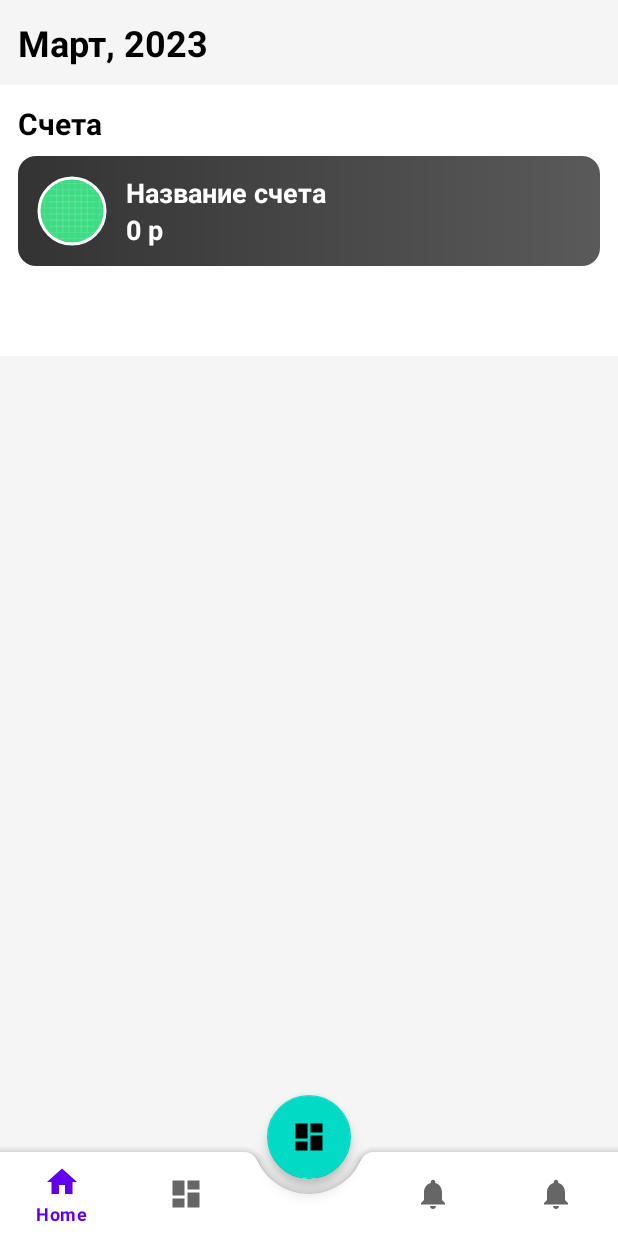
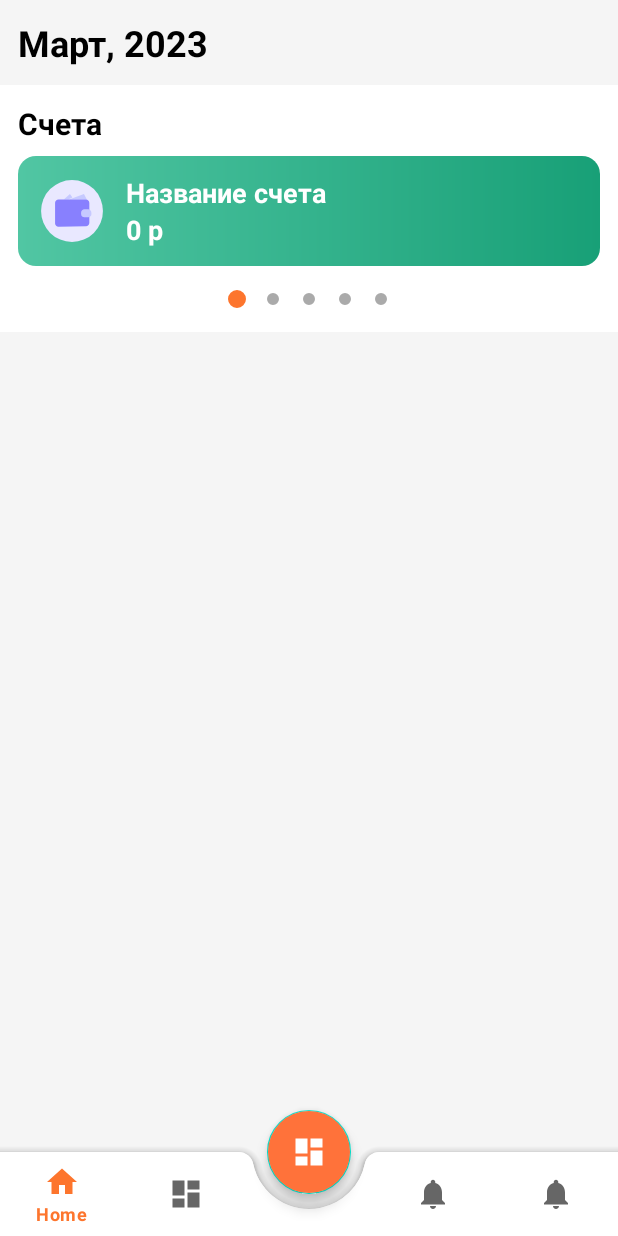
Before and after one commit to artemObrazumov/MoneySaver, an Android app: the screen it shows after launch (MainActivity), on a phone screen of 412 x 824 dp. Run offline under Robolectric (Android 15) with nearby library versions, the phone set to English and light mode, and no system bars; our stand-ins replace navigation-ui.

Commit message:
bill card design tweaks

```diff
--- a/app/src/main/java/com/borsch_team/moneysaver/ui/home/HomeFragment.kt
+++ b/app/src/main/java/com/borsch_team/moneysaver/ui/home/HomeFragment.kt
@@ -10,6 +10,8 @@ import androidx.lifecycle.ViewModelProvider
 import androidx.viewpager2.widget.MarginPageTransformer
 import com.borsch_team.moneysaver.databinding.FragmentHomeBinding
 import com.borsch_team.moneysaver.ui.adapter.BillsAdapter
+import com.google.android.material.tabs.TabLayout
+import com.google.android.material.tabs.TabLayoutMediator
 
 class HomeFragment : Fragment() {
 
@@ -25,8 +27,9 @@ class HomeFragment : Fragment() {
         viewModel = ViewModelProvider(this)[HomeViewModel::class.java]
         binding = FragmentHomeBinding.inflate(inflater, container, false)
         adapter = BillsAdapter(requireActivity())
-        binding.billsPager.setPageTransformer(MarginPageTransformer(80))
+        binding.billsPager.setPageTransformer(MarginPageTransformer(40))
         binding.billsPager.adapter = adapter
+        TabLayoutMediator(binding.tabDots, binding.billsPager, true) { _, _ -> }.attach()
         return binding.root
     }
 }
--- /dev/null
+++ b/app/src/main/res/drawable/baseline_add_circle_outline_24.xml
@@ -0,0 +1,5 @@
+<vector android:height="24dp" android:tint="#000000"
+    android:viewportHeight="24" android:viewportWidth="24"
+    android:width="24dp" xmlns:android="http://schemas.android.com/apk/res/android">
+    <path android:fillColor="@android:color/white" android:pathData="M13,7h-2v4L7,11v2h4v4h2v-4h4v-2h-4L13,7zM12,2C6.48,2 2,6.48 2,12s4.48,10 10,10 10,-4.48 10,-10S17.52,2 12,2zM12,20c-4.41,0 -8,-3.59 -8,-8s3.59,-8 8,-8 8,3.59 8,8 -3.59,8 -8,8z"/>
+</vector>
--- a/app/src/main/res/drawable/bill_background.xml
+++ b/app/src/main/res/drawable/bill_background.xml
@@ -1,7 +1,7 @@
 <?xml version="1.0" encoding="utf-8"?>
 <shape xmlns:android="http://schemas.android.com/apk/res/android"
     android:shape="rectangle">
-    <gradient android:startColor="@color/darkgray2"
-        android:endColor="@color/darkgray1"/>
+    <gradient android:startColor="@color/cardBlueDark"
+        android:endColor="@color/cardBlueLight"/>
     <corners android:radius="12dp"/>
 </shape>
--- a/app/src/main/res/drawable/default_dot.xml
+++ b/app/src/main/res/drawable/default_dot.xml
@@ -4,7 +4,7 @@
         <shape
             android:innerRadius="0dp"
             android:shape="ring"
-            android:thickness="8dp"
+            android:thickness="4dp"
             android:useLevel="false">
             <solid android:color="@android:color/darker_gray"/>
         </shape>
--- /dev/null
+++ b/app/src/main/res/drawable/ic_bag.xml
@@ -0,0 +1,7 @@
+<vector android:height="24dp" android:viewportHeight="1024"
+    android:viewportWidth="1024" android:width="24dp" xmlns:android="http://schemas.android.com/apk/res/android">
+    <path android:fillColor="#FFE8CD" android:pathData="M512,512m-480,0a480,480 0,1 0,960 0,480 480,0 1,0 -960,0Z"/>
+    <path android:fillColor="#FF9D1C" android:pathData="M224,364.8c0,-25.6 19.2,-44.8 51.2,-44.8h480c25.6,0 51.2,19.2 51.2,44.8v288c0,25.6 -19.2,44.8 -51.2,44.8H275.2c-25.6,0 -51.2,-19.2 -51.2,-44.8V364.8z"/>
+    <path android:fillColor="#FFCA83" android:pathData="M224,390.4h576v70.4h-576z"/>
+    <path android:fillColor="#FFFFFF" android:pathData="M633.6,608c0,-12.8 12.8,-25.6 25.6,-25.6h70.4c12.8,0 25.6,12.8 25.6,25.6v25.6c0,12.8 -12.8,25.6 -25.6,25.6h-70.4c-12.8,0 -25.6,-12.8 -25.6,-25.6v-25.6z"/>
+</vector>
--- /dev/null
+++ b/app/src/main/res/drawable/ic_card.xml
@@ -0,0 +1,7 @@
+<vector android:height="24dp" android:viewportHeight="1024"
+    android:viewportWidth="1024" android:width="24dp" xmlns:android="http://schemas.android.com/apk/res/android">
+    <path android:fillColor="#E9E8FF" android:pathData="M512,512m-480,0a480,480 0,1 0,960 0,480 480,0 1,0 -960,0Z"/>
+    <path android:fillColor="#C6C9FF" android:pathData="M467.2,332.8l230.4,-83.2 44.8,83.2zM384,332.8l96,-83.2 38.4,51.2 -64,32z"/>
+    <path android:fillColor="#8880FE" android:pathData="M300.8,755.2c-25.6,0 -51.2,-25.6 -51.2,-51.2V384c0,-25.6 25.6,-51.2 51.2,-51.2h428.8c25.6,0 51.2,25.6 51.2,51.2v313.6c0,25.6 -25.6,51.2 -51.2,51.2l-428.8,6.4z"/>
+    <path android:fillColor="#C6C9FF" android:pathData="M761.6,608H704c-25.6,0 -51.2,-19.2 -51.2,-51.2v-19.2c0,-25.6 25.6,-51.2 51.2,-51.2h57.6c25.6,0 51.2,19.2 51.2,51.2v25.6c0,25.6 -19.2,44.8 -51.2,44.8z"/>
+</vector>
--- a/app/src/main/res/drawable/selected_dot.xml
+++ b/app/src/main/res/drawable/selected_dot.xml
@@ -4,7 +4,7 @@
         <shape
             android:innerRadius="0dp"
             android:shape="ring"
-            android:thickness="8dp"
+            android:thickness="6dp"
             android:useLevel="false">
             <solid android:color="@color/purple_500"/>
         </shape>
--- a/app/src/main/res/layout/activity_main.xml
+++ b/app/src/main/res/layout/activity_main.xml
@@ -40,7 +40,6 @@
         android:layout_gravity="bottom"
         app:fabCradleMargin="10dp"
         app:fabCradleRoundedCornerRadius="10dp"
-        app:fabCradleVerticalOffset="10dp"
         app:contentInsetEnd="0dp"
         app:contentInsetStart="0dp">
 
@@ -61,6 +60,8 @@
         android:contentDescription="@string/app_name"
         android:src="@drawable/ic_dashboard_black_24dp"
         android:transitionName="transition_fab"
+        android:backgroundTint="@color/purple_200"
+        app:tint="@color/white"
         app:layout_anchor="@id/bottomAppBar" />
 
 </androidx.coordinatorlayout.widget.CoordinatorLayout>
--- a/app/src/main/res/layout/bill_item.xml
+++ b/app/src/main/res/layout/bill_item.xml
@@ -32,17 +32,14 @@
         app:layout_constraintStart_toEndOf="@+id/icon"
         app:layout_constraintTop_toBottomOf="@+id/title" />
 
-    <com.google.android.material.imageview.ShapeableImageView
+    <ImageView
         android:id="@+id/icon"
         android:layout_width="48dp"
         android:layout_height="48dp"
         android:padding="2dp"
-        android:src="@drawable/ic_launcher_background"
+        android:src="@drawable/ic_card"
         app:layout_constraintBottom_toBottomOf="parent"
         app:layout_constraintStart_toStartOf="parent"
-        app:layout_constraintTop_toTopOf="parent"
-        app:shapeAppearanceOverlay="@style/ShapeAppearanceOverlay.App.CornerSize50Percent"
-        app:strokeColor="@android:color/white"
-        app:strokeWidth="2dp" />
+        app:layout_constraintTop_toTopOf="parent" />
 
 </androidx.constraintlayout.widget.ConstraintLayout>
--- a/app/src/main/res/layout/fragment_home.xml
+++ b/app/src/main/res/layout/fragment_home.xml
@@ -51,11 +51,12 @@
             <com.google.android.material.tabs.TabLayout
                 android:id="@+id/tabDots"
                 android:layout_width="match_parent"
-                android:layout_height="wrap_content"
+                android:layout_height="20dp"
                 app:layout_constraintTop_toBottomOf="@+id/billsPager"
                 app:tabBackground="@drawable/tab_selector"
                 app:tabGravity="center"
-                app:tabIndicatorHeight="0dp" />
+                app:tabIndicatorHeight="0dp"
+                android:layout_marginTop="12dp"/>
 
         </androidx.constraintlayout.widget.ConstraintLayout>
 
--- a/app/src/main/res/values/colors.xml
+++ b/app/src/main/res/values/colors.xml
@@ -1,13 +1,13 @@
 <?xml version="1.0" encoding="utf-8"?>
 <resources>
-    <color name="purple_200">#FFBB86FC</color>
-    <color name="purple_500">#FF6200EE</color>
-    <color name="purple_700">#FF3700B3</color>
+    <color name="purple_200">#FF723A</color>
+    <color name="purple_500">#FD752D</color>
+    <color name="purple_700">#FF5B2B</color>
     <color name="teal_200">#FF03DAC5</color>
     <color name="teal_700">#FF018786</color>
     <color name="black">#FF000000</color>
     <color name="white">#FFFFFFFF</color>
     <color name="background">#F5F5F5</color>
-    <color name="darkgray1">#5A5A5A</color>
-    <color name="darkgray2">#333333</color>
+    <color name="cardBlueLight">#18A077</color>
+    <color name="cardBlueDark">#51C6A3</color>
 </resources>
```
